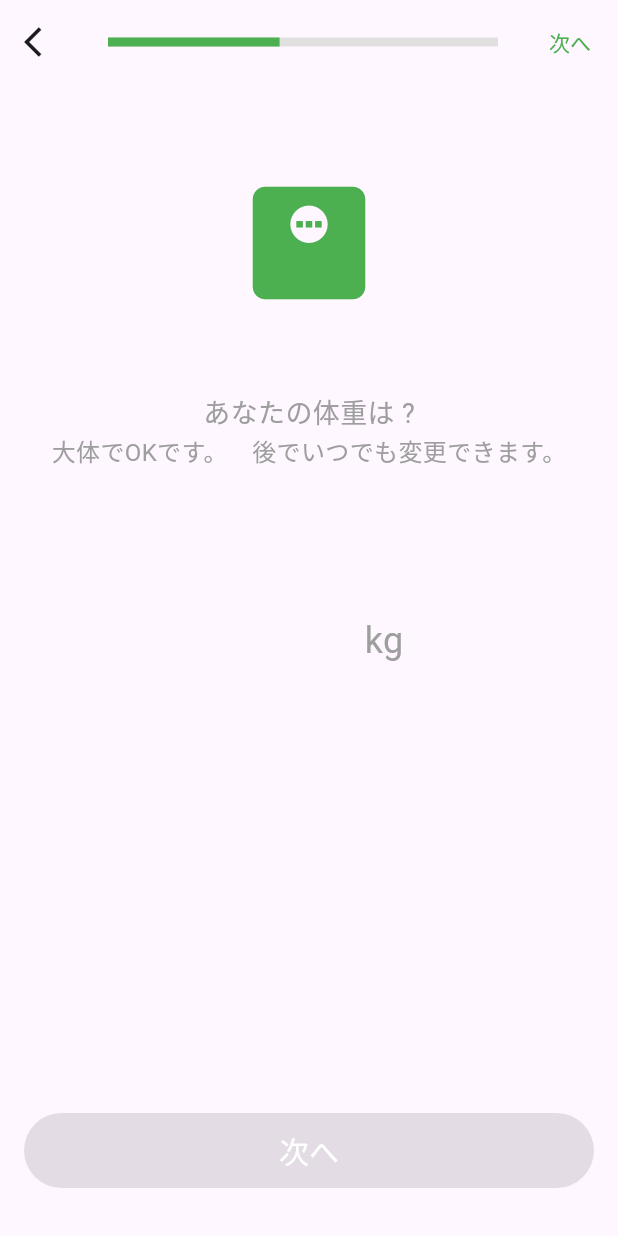
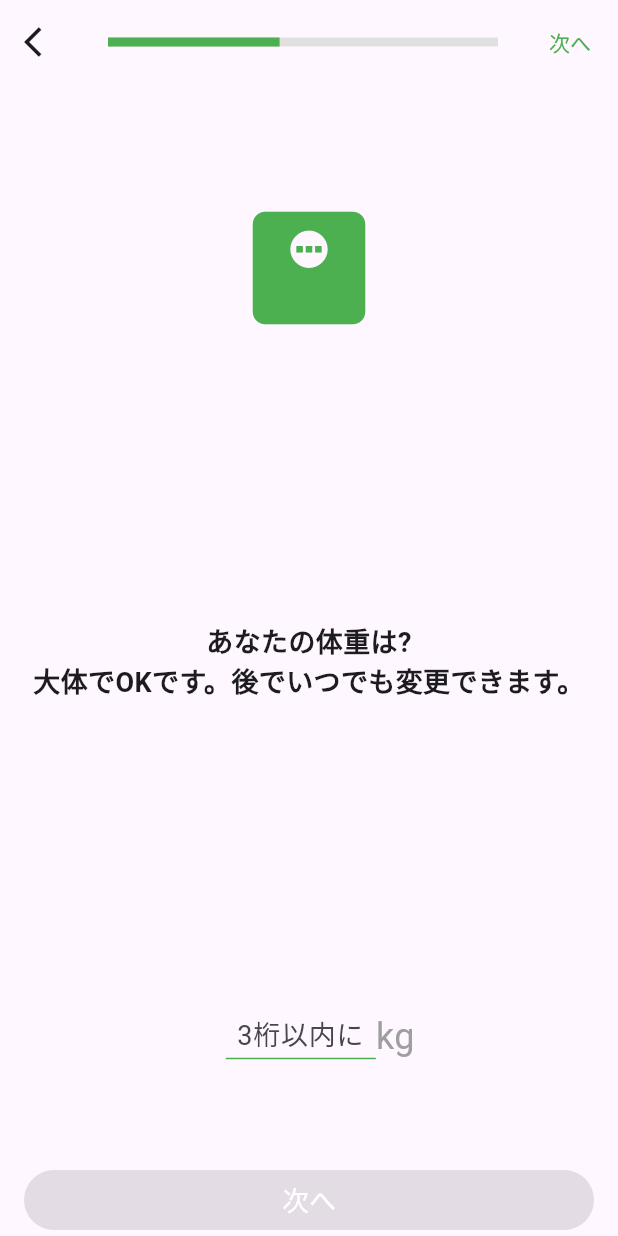
Before and after one commit to rlgur3470/okarada, a Flutter app: the UserWeightScreen screen opened by its route, on a phone screen of 412 x 824 dp. Run offline on Flutter 3.47's test engine with Material 3 defaults, Android fonts, the phone set to English and light mode, and no system bars.

Commit message:
1.height 스크린 과 user_weight 스크린 아이콘 변경 2.전체 아이콘 사이즈 통일 및 email_input 스크린 아이콘 추가 3.pace 스크린 おすすめ부분 1.2->1.3 4.전체 패딩 통일화 5.전체 앱바 디자인 통일 6.닉네임 사용자 키 입력 텍스트 필드 부분 디자인 수정

```diff
--- a/lib/screens/birthday_screen.dart
+++ b/lib/screens/birthday_screen.dart
@@ -161,6 +161,9 @@ class _NextPageButton extends StatelessWidget {
           ),
           child: const Text(
             '次へ',
+            style: TextStyle(
+              fontSize: 18
+            ),
           ),
         ),
       ],
--- a/lib/screens/perpose_screen.dart
+++ b/lib/screens/perpose_screen.dart
@@ -282,6 +282,9 @@ class _NextPageButton extends StatelessWidget {
         onPressed: onPressed,
         child: const Text(
           '次へ',
+          style: TextStyle(
+            fontSize: 18
+          ),
         ),
         style: ElevatedButton.styleFrom(
           backgroundColor: Colors.green,
--- a/lib/screens/sex_screen.dart
+++ b/lib/screens/sex_screen.dart
@@ -204,7 +204,7 @@ class _NextPageButtonState extends State<_NextPageButton> {
       },
       child: const Text('次へ',
       style: TextStyle(
-        fontSize: 20
+        fontSize: 18
       ),
       ),
       style: ElevatedButton.styleFrom(
--- a/lib/screens/user_weight_screen.dart
+++ b/lib/screens/user_weight_screen.dart
@@ -51,41 +51,61 @@ class _UserWeightScreenState extends State<UserWeightScreen> {
           )
         ],
       ),
-      body: Padding(
-        padding: const EdgeInsets.all(16.0),
+      body: SafeArea(
+        child: Padding(
+          padding: const EdgeInsets.symmetric(
+            horizontal: 16.0
+          ),
           child: Column(
-          crossAxisAlignment: CrossAxisAlignment.center,
+            mainAxisAlignment: MainAxisAlignment.spaceBetween,
+            crossAxisAlignment: CrossAxisAlignment.stretch,
             children: [
-            const SizedBox(height: 40),
+              const SizedBox(height: 5),
               Icon(Icons.monitor_weight,
               size: 100,
                 color: Colors.green,
               ),
               const SizedBox(height: 50),
               const Text(
-              'あなたの体重は ?',
-              style: TextStyle(fontSize: 18, color: Colors.grey),
-            ),
-            const Text(
-              '大体でOKです。　後でいつでも変更できます。',
-              style: TextStyle(fontSize: 16, color: Colors.grey),
+                textAlign: TextAlign.center,
+                '''あなたの体重は?
+大体でOKです。後でいつでも変更できます。''',
+                style: TextStyle(fontSize: 18, fontWeight: FontWeight.w600),
               ),
               const SizedBox(height: 70),
               Row(
                 mainAxisAlignment: MainAxisAlignment.center,
                 children: [
-                SizedBox(
+                  Padding(
+                    padding: EdgeInsets.only(left: 15),
+                    child: Container(
                       width: 100,
+                      height: 30,
                       child: TextField(
-                    cursorColor: Colors.lightGreen,
+                        cursorColor: Colors.green,
+                        cursorHeight: 20,
+                        maxLength: 3,
                         controller: _controller,
                         keyboardType: TextInputType.number,
                         textAlign: TextAlign.center,
-                    style: const TextStyle(fontSize: 48),
+                        style: const TextStyle(fontSize: 25),
+
                         decoration: const InputDecoration(
+                          enabledBorder: UnderlineInputBorder(
+                            borderSide: BorderSide(
+                              color: Colors.green,
+                            ),
+                          ),
+                          focusedBorder: UnderlineInputBorder(
+                            borderSide: BorderSide(color: Colors.green, width: 2),
+                          ),
                           border: InputBorder.none,
-                      hintText: '',
-                      hintStyle: TextStyle(color: Colors.green),
+                          hintText: '3桁以内に',
+                          hintStyle: TextStyle(
+                              fontSize: 18,
+                              height: 1.8),
+                          counterText: ''
+                        ),
                       ),
                     ),
                   ),
@@ -95,10 +115,7 @@ class _UserWeightScreenState extends State<UserWeightScreen> {
                   ),
                 ],
               ),
-            const Spacer(),
-            Padding(
-              padding: const EdgeInsets.only(bottom: 16.0),
-              child: ElevatedButton(
+              ElevatedButton(
                   onPressed: _isButtonEnabled
                       ? () {
                     Navigator.pushNamed(context, '/email-input');
@@ -106,17 +123,16 @@ class _UserWeightScreenState extends State<UserWeightScreen> {
                       : null,
                   style: ElevatedButton.styleFrom(
                     backgroundColor: Colors.green,
-                  minimumSize: const Size(double.infinity, 50),
                   ),
                   child: const Text(
                     '次へ',
-                  style: TextStyle(fontSize: 20, color: Colors.white),
-                ),
+                    style: TextStyle(fontSize: 18, color: Colors.white),
                   ),
                 ),
             ],
           ),
         ),
+      ),
     );
   }
 }
```
Also changed, not shown: lib/screens/height_input_screen.dart (+30 -22 lines), lib/screens/nickname_screen.dart (+9 -2 lines). Lines whose indentation alone changed are shown as unchanged.
